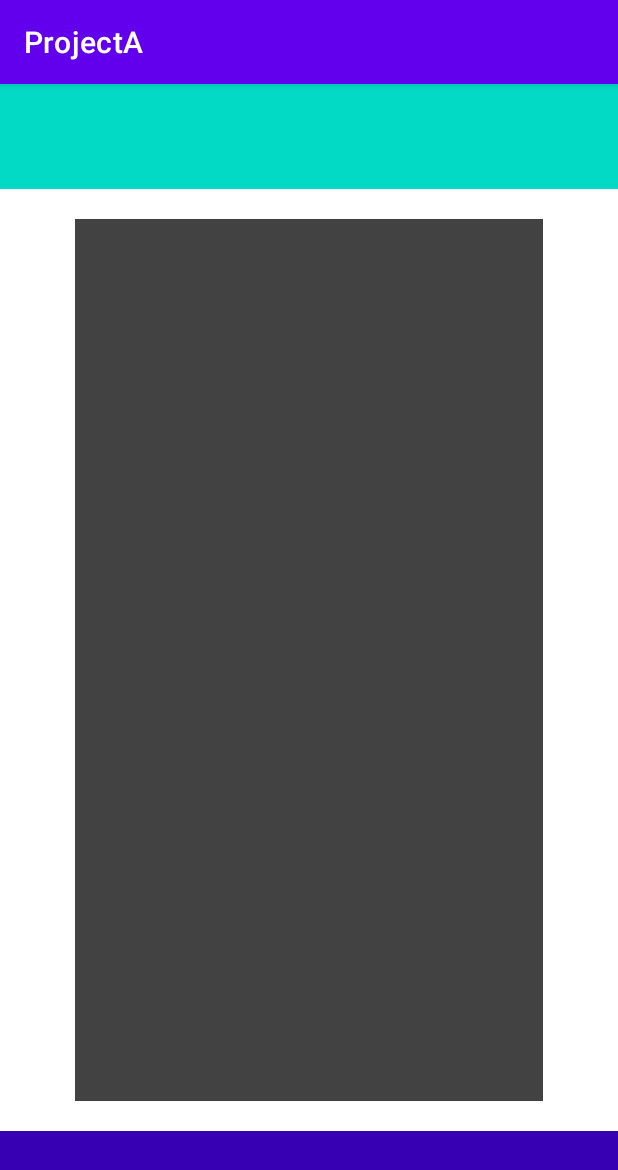
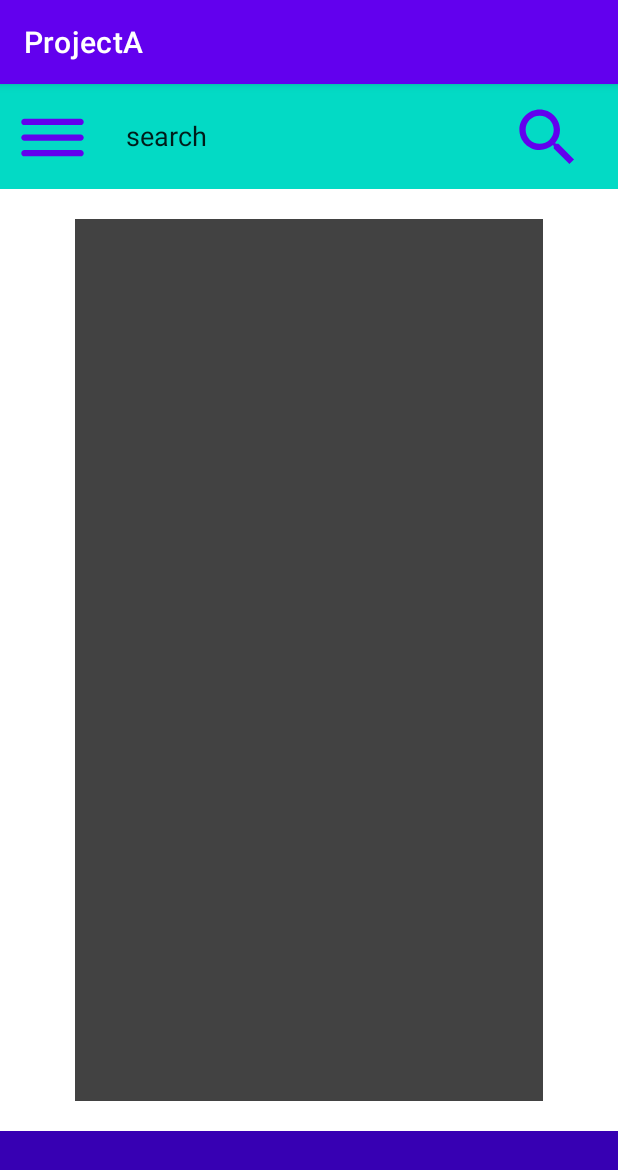
Before and after one commit to XanZavoevatel/ProjectA, an Android app: the screen it shows after launch (MainActivity), on a phone screen of 412 x 824 dp. Shown: the top 1170 px of the screen. Run offline under Robolectric (Android 15) with nearby library versions, the phone set to English and light mode, and no system bars.

Commit message:
верхнее меню готово

```diff
--- a/app/build.gradle
+++ b/app/build.gradle
@@ -29,6 +29,7 @@ android {
     kotlinOptions {
         jvmTarget = '1.8'
     }
+    namespace 'ru.lncloud.projecta'
 }
 
 dependencies {
--- a/app/src/main/AndroidManifest.xml
+++ b/app/src/main/AndroidManifest.xml
@@ -1,7 +1,6 @@
 <?xml version="1.0" encoding="utf-8"?>
 <manifest xmlns:android="http://schemas.android.com/apk/res/android"
-    xmlns:tools="http://schemas.android.com/tools"
-    package="ru.lncloud.projecta">
+    xmlns:tools="http://schemas.android.com/tools">
 
     <application
         android:allowBackup="true"
--- a/app/src/main/java/ru/lncloud/projecta/MainActivity.kt
+++ b/app/src/main/java/ru/lncloud/projecta/MainActivity.kt
@@ -2,10 +2,21 @@ package ru.lncloud.projecta
 
 import androidx.appcompat.app.AppCompatActivity
 import android.os.Bundle
+import android.widget.Button
+import android.widget.Toast
 
 class MainActivity : AppCompatActivity() {
     override fun onCreate(savedInstanceState: Bundle?) {
         super.onCreate(savedInstanceState)
         setContentView(R.layout.activity_main)
+        val buttonMenu: Button = findViewById(R.id.button_top_menu)
+        buttonMenu.setOnClickListener {
+            Toast.makeText(this@MainActivity, "This is menu", Toast.LENGTH_LONG).show()
+        }
+
+        val buttonSearch: Button = findViewById(R.id.button_search)
+        buttonSearch.setOnClickListener {
+            Toast.makeText(this@MainActivity, "This is search", Toast.LENGTH_LONG).show()
+        }
     }
 }
--- /dev/null
+++ b/app/src/main/res/drawable/ic_baseline_search_50.xml
@@ -0,0 +1,5 @@
+<vector android:height="50dp" android:tint="#000000"
+    android:viewportHeight="24" android:viewportWidth="24"
+    android:width="50dp" xmlns:android="http://schemas.android.com/apk/res/android">
+    <path android:fillColor="@android:color/white" android:pathData="M15.5,14h-0.79l-0.28,-0.27C15.41,12.59 16,11.11 16,9.5 16,5.91 13.09,3 9.5,3S3,5.91 3,9.5 5.91,16 9.5,16c1.61,0 3.09,-0.59 4.23,-1.57l0.27,0.28v0.79l5,4.99L20.49,19l-4.99,-5zM9.5,14C7.01,14 5,11.99 5,9.5S7.01,5 9.5,5 14,7.01 14,9.5 11.99,14 9.5,14z"/>
+</vector>
--- /dev/null
+++ b/app/src/main/res/drawable/ic_round_dehaze_24.xml
@@ -0,0 +1,5 @@
+<vector android:height="50dp" android:tint="#000000"
+    android:viewportHeight="24" android:viewportWidth="24"
+    android:width="50dp" xmlns:android="http://schemas.android.com/apk/res/android">
+    <path android:fillColor="@android:color/white" android:pathData="M2,17c0,0.55 0.45,1 1,1h18c0.55,0 1,-0.45 1,-1s-0.45,-1 -1,-1L3,16c-0.55,0 -1,0.45 -1,1zM2,12c0,0.55 0.45,1 1,1h18c0.55,0 1,-0.45 1,-1s-0.45,-1 -1,-1L3,11c-0.55,0 -1,0.45 -1,1zM2,7c0,0.55 0.45,1 1,1h18c0.55,0 1,-0.45 1,-1s-0.45,-1 -1,-1L3,6c-0.55,0 -1,0.45 -1,1z"/>
+</vector>
--- a/app/src/main/res/layout/activity_main.xml
+++ b/app/src/main/res/layout/activity_main.xml
@@ -43,7 +43,42 @@
         app:layout_constraintTop_toTopOf="parent"
         app:layout_constraintEnd_toEndOf="parent"
         app:layout_constraintStart_toStartOf="parent">
+        <LinearLayout
+            android:layout_width="match_parent"
+            android:layout_height="match_parent"
+            android:orientation="horizontal">
+            <Button
+                android:id="@+id/button_top_menu"
+                android:layout_width="50dp"
+                android:layout_height="50dp"
+                android:layout_marginVertical="@dimen/vertical_margin_bottom_menu"
+                android:layout_marginStart="10dp"
+                android:background="@drawable/ic_round_dehaze_24"/>
+
+            <EditText
+                android:layout_width="250dp"
+                android:layout_height="50dp"
+                android:layout_marginVertical="@dimen/vertical_margin_bottom_menu"
+                android:layout_marginStart="20dp"
+                android:text="@string/main_activity_search"
+                android:inputType="text" />
+
+            <Button
+                android:id="@+id/button_search"
+                android:layout_width="50dp"
+                android:layout_height="50dp"
+                android:layout_marginVertical="@dimen/vertical_margin_bottom_menu"
+                android:layout_marginEnd="10dp"
+                android:layout_marginStart="10dp"
+                android:background="@drawable/ic_baseline_search_50"/>
+        </LinearLayout>
 
     </FrameLayout>
 
+    <LinearLayout
+        android:layout_width="match_parent"
+        android:layout_height="match_parent">
+
+    </LinearLayout>
+
 </androidx.constraintlayout.widget.ConstraintLayout>
--- a/app/src/main/res/values/dimens.xml
+++ b/app/src/main/res/values/dimens.xml
@@ -2,4 +2,5 @@
 <resources>
     <dimen name="margin_start_and_end_centre_figure">50dp</dimen>
     <dimen name="margin_top_and_bottom_centre_figure">20dp</dimen>
+    <dimen name="vertical_margin_bottom_menu">10dp</dimen>
 </resources>
--- a/app/src/main/res/values/strings.xml
+++ b/app/src/main/res/values/strings.xml
@@ -1,3 +1,4 @@
 <resources>
     <string name="app_name">ProjectA</string>
+    <string name="main_activity_search">search</string>
 </resources>
--- a/build.gradle
+++ b/build.gradle
@@ -1,7 +1,7 @@
 // Top-level build file where you can add configuration options common to all sub-projects/modules.
 plugins {
-    id 'com.android.application' version '7.2.2' apply false
-    id 'com.android.library' version '7.2.2' apply false
+    id 'com.android.application' version '7.3.1' apply false
+    id 'com.android.library' version '7.3.1' apply false
     id 'org.jetbrains.kotlin.android' version '1.7.10' apply false
 }
 
```
Also changed, not shown: gradle/wrapper/gradle-wrapper.properties.
